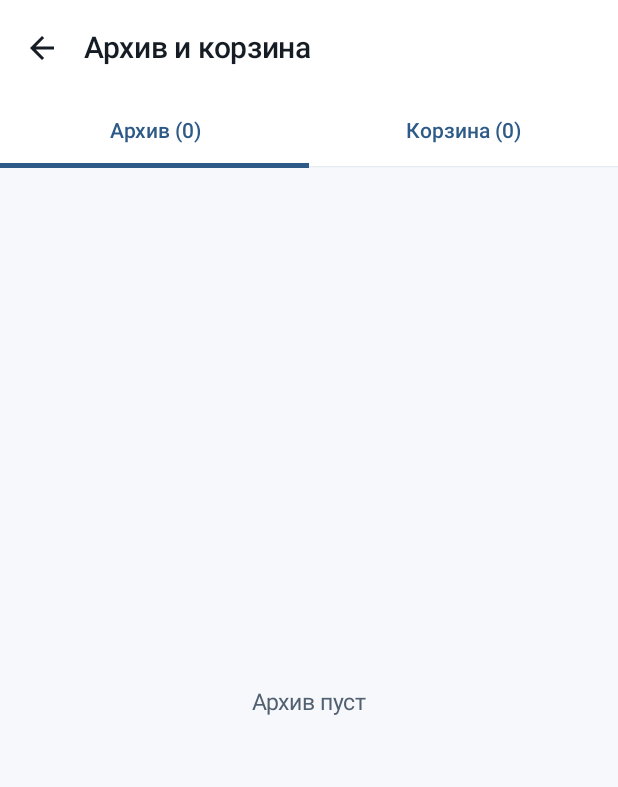
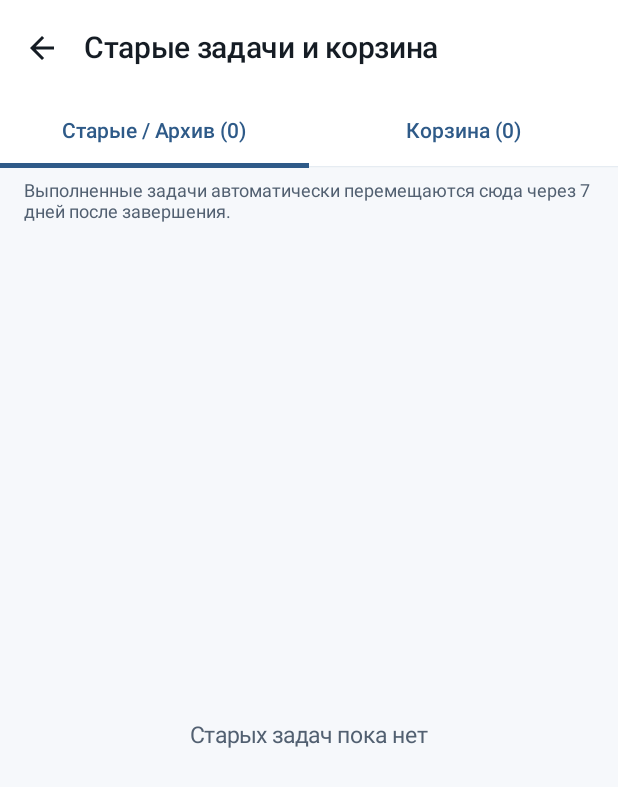
Before and after one commit to Nqam/personal-kanban, an Android app built with Jetpack Compose: the ArchiveTrashScreen screen opened through its navigation route, on a phone screen of 412 x 824 dp. Shown: the top 787 px of the screen. Run offline under Robolectric (Android 15) with nearby library versions, the phone set to English and light mode, and no system bars; our stand-ins replace Dagger/Hilt's generated code.

Commit message:
Release v1.0.15: auto-archive completed tasks after 7 days and quick archive shortcut in header

```diff
--- a/app/build.gradle.kts
+++ b/app/build.gradle.kts
@@ -15,8 +15,8 @@ android {
         applicationId = "com.personalkanban.app"
         minSdk = 26
         targetSdk = 35
-        versionCode = 15
-        versionName = "1.0.14"
+        versionCode = 16
+        versionName = "1.0.15"
 
         testInstrumentationRunner = "androidx.test.runner.AndroidJUnitRunner"
 
--- a/app/src/main/java/com/personalkanban/app/MainActivity.kt
+++ b/app/src/main/java/com/personalkanban/app/MainActivity.kt
@@ -75,6 +75,7 @@ class MainActivity : ComponentActivity() {
                             initialQuickAdd = pendingQuickAdd,
                             onConsumeInitialQuickAdd = { pendingQuickAdd = false },
                             onOpenTask = { id -> navController.navigate("task/$id") },
+                            onOpenArchiveTrash = { navController.navigate("archive_trash") },
                             onOpenSettings = { navController.navigate("settings") }
                         )
                     }
--- a/app/src/main/java/com/personalkanban/app/data/repository/TaskRepository.kt
+++ b/app/src/main/java/com/personalkanban/app/data/repository/TaskRepository.kt
@@ -250,6 +250,35 @@ class TaskRepository @Inject constructor(
         }
         markLocalDirty()
         KanbanWidgetProvider.requestUpdate(context)
+    }
+
+    suspend fun autoArchiveOldCompletedTasks(
+        nowMillis: Long = System.currentTimeMillis(),
+        maxAgeDays: Long = 7L
+    ): Int {
+        val cutoff = nowMillis - java.util.concurrent.TimeUnit.DAYS.toMillis(maxAgeDays)
+        val candidates = taskDao.getAllTasksIncludingDeleted()
+            .map { it.toDomain() }
+            .filter { task ->
+                !task.isDeleted &&
+                    !task.isArchived &&
+                    task.status == TaskStatus.DONE &&
+                    (task.completedAt ?: task.updatedAt) <= cutoff
+            }
+        if (candidates.isEmpty()) return 0
+
+        val updatedEntities = candidates.map { task ->
+            task.copy(
+                isArchived = true,
+                updatedAt = nowMillis,
+                version = task.version + 1
+            ).toEntity()
+        }
+        taskDao.upsertTasks(updatedEntities)
+        candidates.forEach { reminderScheduler.cancelForTask(it.id) }
+        markLocalDirty()
+        KanbanWidgetProvider.requestUpdate(context)
+        return candidates.size
     }
 
     suspend fun softDeleteTask(taskId: String) {
--- a/app/src/main/java/com/personalkanban/app/ui/extra/ArchiveTrashScreen.kt
+++ b/app/src/main/java/com/personalkanban/app/ui/extra/ArchiveTrashScreen.kt
@@ -40,6 +40,7 @@ import androidx.lifecycle.ViewModel
 import androidx.lifecycle.viewModelScope
 import com.personalkanban.app.data.repository.TaskRepository
 import com.personalkanban.app.domain.model.TaskItem
+import com.personalkanban.app.ui.components.DateTimeFormatters
 import dagger.hilt.android.lifecycle.HiltViewModel
 import kotlinx.coroutines.flow.SharingStarted
 import kotlinx.coroutines.flow.StateFlow
@@ -83,7 +84,7 @@ fun ArchiveTrashScreen(
     Scaffold(
         topBar = {
             TopAppBar(
-                title = { Text("Архив и корзина") },
+                title = { Text("Старые задачи и корзина") },
                 navigationIcon = {
                     IconButton(onClick = onBack) {
                         Icon(Icons.AutoMirrored.Outlined.ArrowBack, contentDescription = "Назад")
@@ -105,15 +106,24 @@ fun ArchiveTrashScreen(
                 .padding(padding)
         ) {
             TabRow(selectedTabIndex = selectedTab) {
-                Tab(selected = selectedTab == 0, onClick = { selectedTab = 0 }, text = { Text("Архив (${state.archived.size})") })
+                Tab(selected = selectedTab == 0, onClick = { selectedTab = 0 }, text = { Text("Старые / Архив (${state.archived.size})") })
                 Tab(selected = selectedTab == 1, onClick = { selectedTab = 1 }, text = { Text("Корзина (${state.deleted.size})") })
+            }
+
+            if (selectedTab == 0) {
+                Text(
+                    text = "Выполненные задачи автоматически перемещаются сюда через 7 дней после завершения.",
+                    style = MaterialTheme.typography.bodySmall,
+                    color = MaterialTheme.colorScheme.onSurfaceVariant,
+                    modifier = Modifier.padding(horizontal = 16.dp, vertical = 8.dp)
+                )
             }
 
             val itemsList = if (selectedTab == 0) state.archived else state.deleted
             if (itemsList.isEmpty()) {
                 Box(modifier = Modifier.fillMaxSize(), contentAlignment = Alignment.Center) {
                     Text(
-                        text = if (selectedTab == 0) "Архив пуст" else "Корзина пуста",
+                        text = if (selectedTab == 0) "Старых задач пока нет" else "Корзина пуста",
                         color = MaterialTheme.colorScheme.onSurfaceVariant
                     )
                 }
@@ -136,8 +146,11 @@ fun ArchiveTrashScreen(
                             ) {
                                 Column(modifier = Modifier.weight(1f)) {
                                     Text(task.title, style = MaterialTheme.typography.titleSmall)
+                                    val completedSuffix = task.completedAt?.let {
+                                        " · Завершено ${DateTimeFormatters.formatTimestamp(it)}"
+                                    }.orEmpty()
                                     Text(
-                                        text = "${task.status.displayName} · ${task.priority.displayName}",
+                                        text = "${task.status.displayName} · ${task.priority.displayName}$completedSuffix",
                                         style = MaterialTheme.typography.bodySmall,
                                         color = MaterialTheme.colorScheme.onSurfaceVariant
                                     )
--- a/app/src/main/java/com/personalkanban/app/ui/main/MainScreen.kt
+++ b/app/src/main/java/com/personalkanban/app/ui/main/MainScreen.kt
@@ -37,6 +37,7 @@ import androidx.compose.foundation.text.KeyboardOptions
 import androidx.compose.material.icons.Icons
 import androidx.compose.material.icons.automirrored.outlined.Send
 import androidx.compose.material.icons.outlined.Add
+import androidx.compose.material.icons.outlined.Archive
 import androidx.compose.material.icons.outlined.Close
 import androidx.compose.material.icons.outlined.CloudDone
 import androidx.compose.material.icons.outlined.CloudOff
@@ -116,6 +117,7 @@ fun MainScreen(
     initialQuickAdd: Boolean,
     onConsumeInitialQuickAdd: () -> Unit,
     onOpenTask: (String) -> Unit,
+    onOpenArchiveTrash: () -> Unit,
     onOpenSettings: () -> Unit
 ) {
     val state by viewModel.uiState.collectAsState()
@@ -262,6 +264,9 @@ fun MainScreen(
                                 contentDescription = "Фильтры",
                                 tint = if (hasActiveFilters) MaterialTheme.colorScheme.primary else MaterialTheme.colorScheme.onSurface
                             )
+                        }
+                        IconButton(onClick = onOpenArchiveTrash) {
+                            Icon(Icons.Outlined.Archive, contentDescription = "Старые задачи и корзина")
                         }
                         IconButton(onClick = onOpenSettings) {
                             Icon(Icons.Outlined.Settings, contentDescription = "Настройки")
--- a/app/src/main/java/com/personalkanban/app/ui/main/MainViewModel.kt
+++ b/app/src/main/java/com/personalkanban/app/ui/main/MainViewModel.kt
@@ -158,6 +158,7 @@ class MainViewModel @Inject constructor(
 
     init {
         viewModelScope.launch {
+            taskRepository.autoArchiveOldCompletedTasks()
             val settings = settingsDataStore.getSettings()
             if (settings.googleAccountEmail != null) {
                 syncRepository.syncNow(createSnapshot = false)
```
Also changed, not shown: 1 other file.
